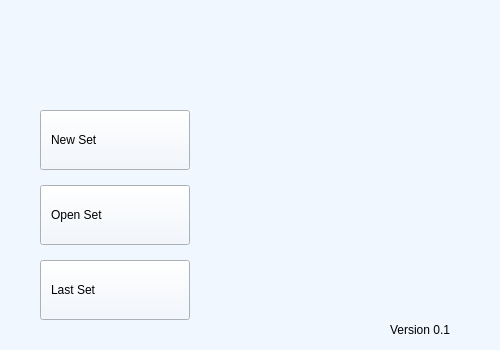
Above: startWin.ui from nikelui/MSEpy before the change. Below: the same form after it.
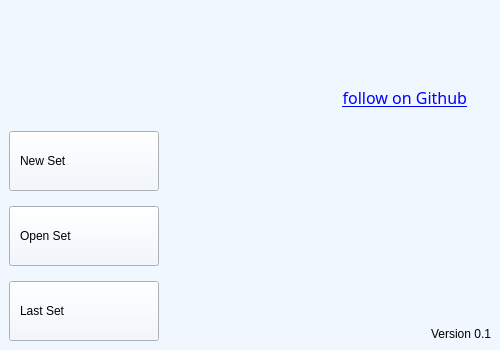
That is the form after the change. Icons and pictures are not drawn.

Commit message: Converted layout and resources and added a startup script.

The edit to the form file:
```diff
--- a/startWin.ui
+++ b/startWin.ui
@@ -38,14 +38,11 @@
    <property name="styleSheet">
     <string notr="true">background-color: rgb(240, 247, 255);</string>
    </property>
+   <layout class="QGridLayout" name="gridLayout">
+    <item row="0" column="0" colspan="2">
    <widget class="QLabel" name="titleLabel">
-    <property name="geometry">
-     <rect>
-      <x>50</x>
-      <y>20</y>
-      <width>405</width>
-      <height>83</height>
-     </rect>
+      <property name="styleSheet">
+       <string notr="true">padding-right:20px;</string>
     </property>
     <property name="text">
      <string/>
@@ -53,16 +50,22 @@
     <property name="pixmap">
      <pixmap resource="res.qrc">:/start/resource/about.png</pixmap>
     </property>
-   </widget>
-   <widget class="QWidget" name="layoutWidget">
-    <property name="geometry">
-     <rect>
-      <x>40</x>
-      <y>110</y>
-      <width>152</width>
-      <height>212</height>
-     </rect>
-    </property>
+      <property name="alignment">
+       <set>Qt::AlignRight|Qt::AlignTrailing|Qt::AlignVCenter</set>
+      </property>
+     </widget>
+    </item>
+    <item row="3" column="1">
+     <widget class="QLabel" name="versionLabel">
+      <property name="text">
+       <string>Version 0.1</string>
+      </property>
+      <property name="alignment">
+       <set>Qt::AlignBottom|Qt::AlignRight|Qt::AlignTrailing</set>
+      </property>
+     </widget>
+    </item>
+    <item row="3" column="0">
     <layout class="QVBoxLayout" name="verticalLayout">
      <property name="spacing">
       <number>15</number>
@@ -173,20 +176,33 @@
       </widget>
      </item>
     </layout>
-   </widget>
-   <widget class="QLabel" name="versionLabel">
-    <property name="geometry">
-     <rect>
-      <x>390</x>
-      <y>320</y>
-      <width>81</width>
-      <height>19</height>
-     </rect>
+    </item>
+    <item row="1" column="1">
+     <widget class="QLabel" name="linkLabel">
+      <property name="font">
+       <font>
+        <family>cmr10</family>
+        <pointsize>12</pointsize>
+       </font>
+      </property>
+      <property name="styleSheet">
+       <string notr="true">padding-right:20px;</string>
     </property>
     <property name="text">
-     <string>Version 0.1</string>
-    </property>
-   </widget>
+       <string>&lt;html&gt;&lt;head/&gt;&lt;body&gt;&lt;p&gt;&lt;a href=&quot;https://github.com/nikelui/MSEpy&quot;&gt;&lt;span style=&quot; text-decoration: underline; color:#0000ff;&quot;&gt;follow on Github&lt;/span&gt;&lt;/a&gt;&lt;/p&gt;&lt;/body&gt;&lt;/html&gt;</string>
+      </property>
+      <property name="textFormat">
+       <enum>Qt::RichText</enum>
+      </property>
+      <property name="alignment">
+       <set>Qt::AlignRight|Qt::AlignTrailing|Qt::AlignVCenter</set>
+      </property>
+      <property name="openExternalLinks">
+       <bool>true</bool>
+      </property>
+     </widget>
+    </item>
+   </layout>
   </widget>
  </widget>
  <tabstops>
```
Left out of the diff: 24 changed lines with no effect on the pictures. Lines whose indentation alone changed are shown as unchanged. The commit also changes 4 other files.
